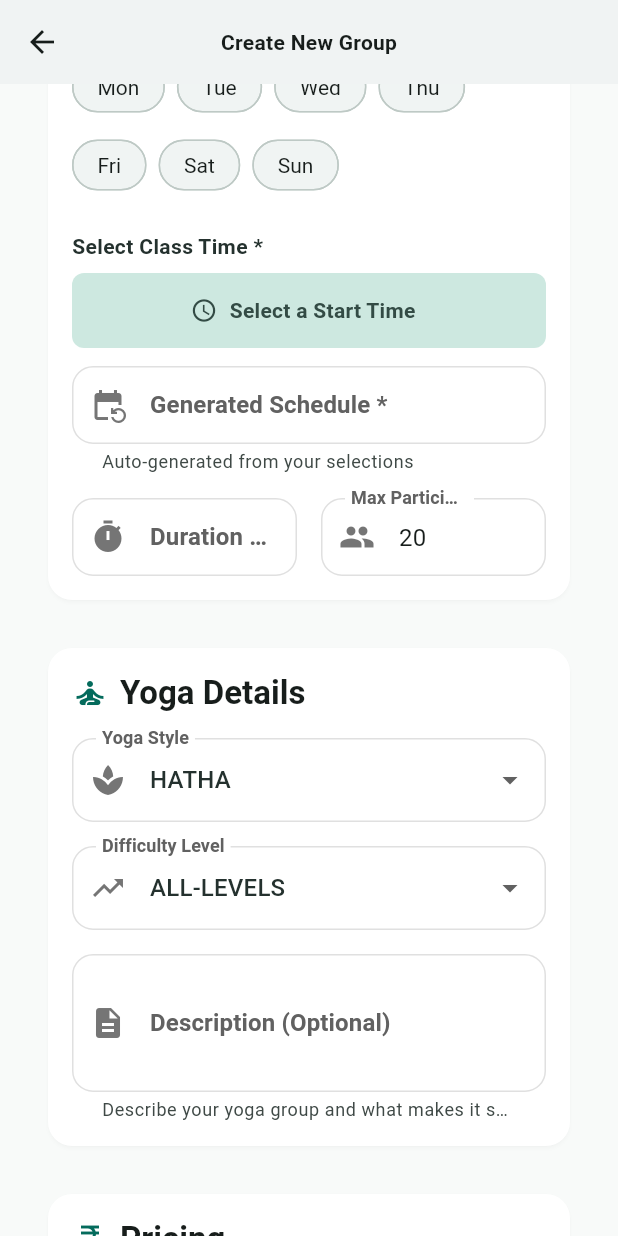
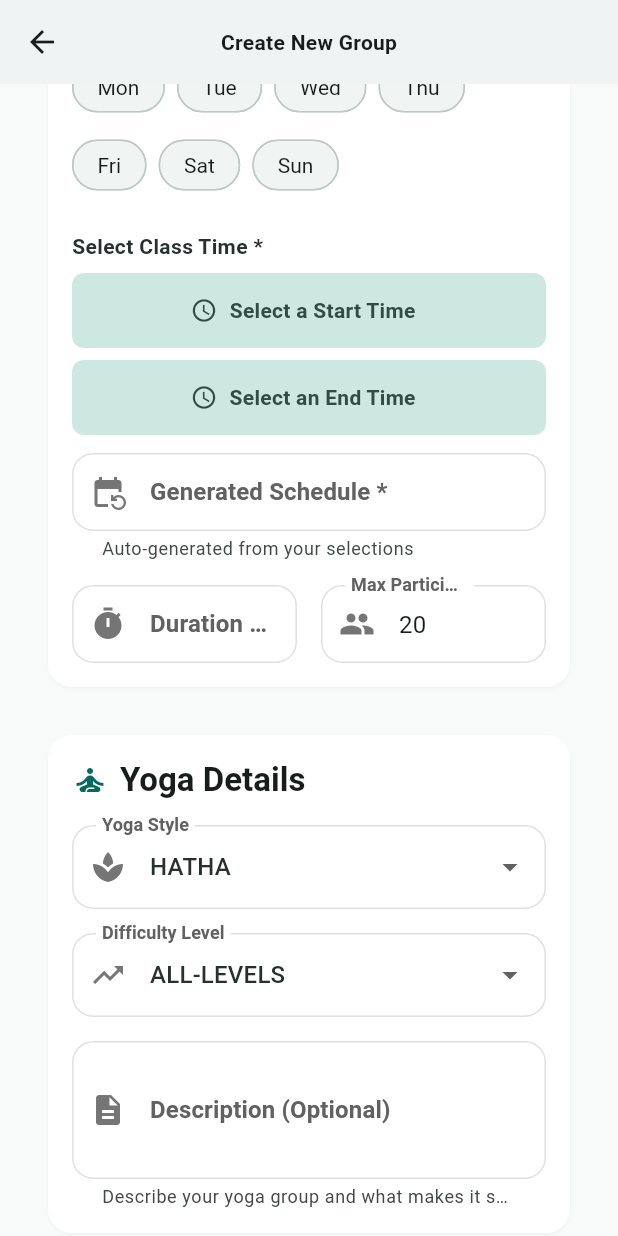
Before and after one commit to saloni0903/yoga-app, a Flutter app: the CreateGroupScreen screen opened directly, scrolled down 576 dp, on a phone screen of 412 x 824 dp. Run offline on Flutter 3.47's test engine with Material 3 defaults, Android fonts, the phone set to English and light mode, and no system bars; our stand-ins replace flutter_map, geolocator, latlong2, package_info_plus, qr_flutter, shared_preferences and 1 more; missing offline and left inert: mobile_scanner; accounts and stored records are empty.

Commit message:
chore/ group creation ux enhanced

```diff
--- a/yoga-app/lib/screens/instructor/create_group_screen.dart
+++ b/yoga-app/lib/screens/instructor/create_group_screen.dart
@@ -340,16 +340,17 @@ class _CreateGroupScreenState extends State<CreateGroupScreen> {
 
   void _updateTimingsField() {
     // This will now build a string like "Mon, Wed, Fri at 7:00 AM"
-    if (_startTime != null && _selectedDays.isNotEmpty) {
+    if (_startTime != null && _endTime != null && _selectedDays.isNotEmpty) {
       // Sort the days to a consistent order (Mon, Tue, Wed...)
       const dayOrder = {"Mon": 1, "Tue": 2, "Wed": 3, "Thu": 4, "Fri": 5, "Sat": 6, "Sun": 7};
       _selectedDays.sort((a, b) => dayOrder[a]!.compareTo(dayOrder[b]!));
 
       final daysString = _selectedDays.join(', ');
-      final timeString = DateFormat('h:mm a').format(DateTime(2020, 1, 1, _startTime!.hour, _startTime!.minute));
+      final startTimeString = DateFormat('h:mm a').format(DateTime(2020, 1, 1, _startTime!.hour, _startTime!.minute));
+      final endTimeString = DateFormat('h:mm a').format(DateTime(2020, 1, 1, _endTime!.hour, _endTime!.minute));
 
       setState(() {
-        _timingsController.text = '$daysString at $timeString';
+        _timingsController.text = '$daysString from $startTimeString to $endTimeString';
       });
     } else {
       setState(() {
@@ -670,6 +671,7 @@ class _CreateGroupScreenState extends State<CreateGroupScreen> {
     }
   }
 
+
   @override
   void dispose() {
     _groupNameController.dispose();
@@ -867,6 +869,23 @@ class _CreateGroupScreenState extends State<CreateGroupScreen> {
                               : 'Starts at ${DateFormat('h:mm a').format(DateTime(2020, 1, 1, _startTime!.hour, _startTime!.minute))}',
                         ),
                         onPressed: _pickStartTime,
+                      ),
+                      const SizedBox(height: 8),
+                      ElevatedButton.icon(
+                        style: ElevatedButton.styleFrom(
+                          minimumSize: const Size.fromHeight(50),
+                          backgroundColor: theme.colorScheme.secondaryContainer,
+                          foregroundColor: theme.colorScheme.onSecondaryContainer,
+                          shape: RoundedRectangleBorder(
+                              borderRadius: BorderRadius.circular(8)),
+                        ),
+                        icon: const Icon(Icons.access_time),
+                        label: Text(
+                          _endTime == null
+                              ? 'Select an End Time'
+                              : 'Ends at ${DateFormat('h:mm a').format(DateTime(2020, 1, 1, _endTime!.hour, _endTime!.minute))}',
+                        ),
+                        onPressed: _pickEndTime,
                       ),
                       const SizedBox(height: 12),
                       TextFormField(
```
